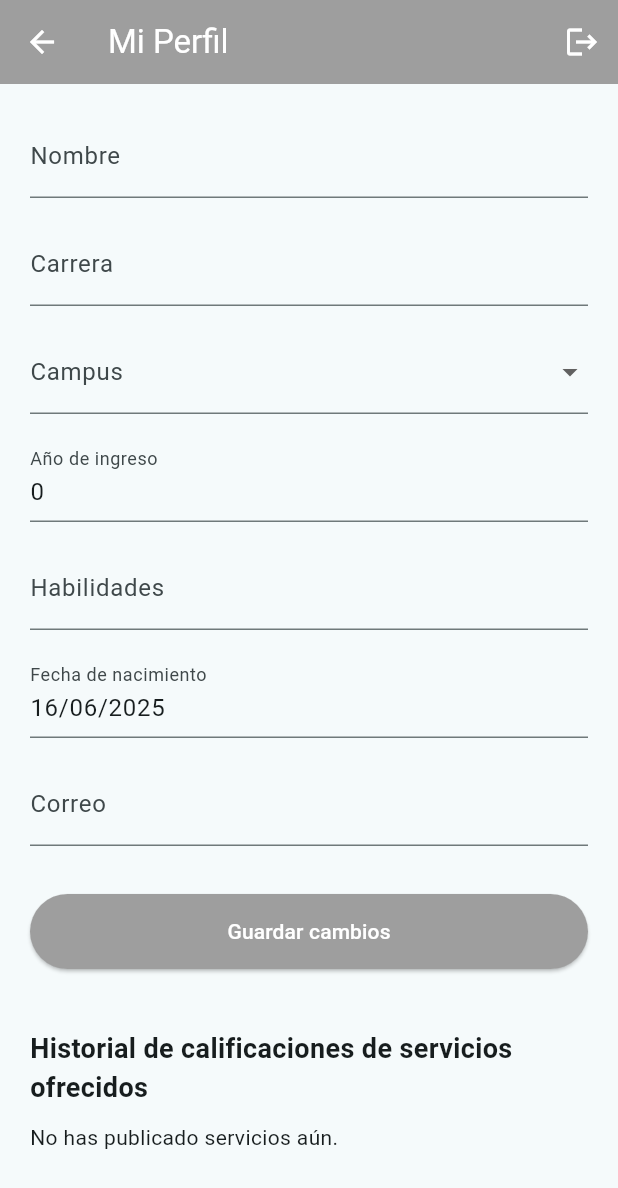
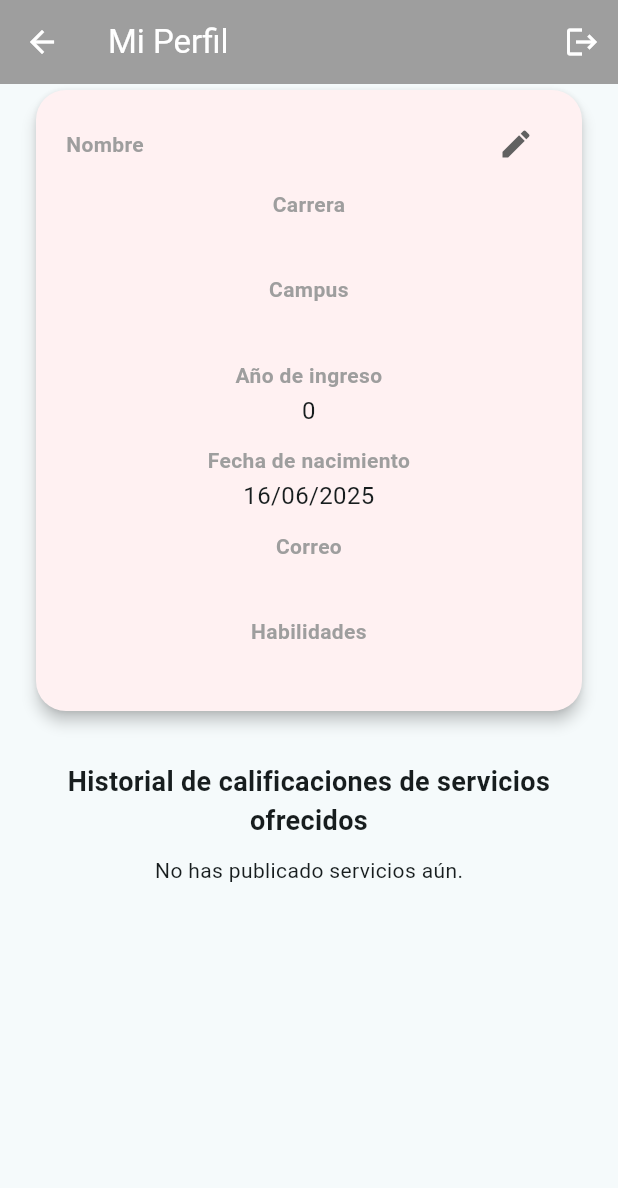
Before and after one commit to Kimberly-Porras/U-nidos, a Flutter app: the PerfilPage screen opened directly, on a phone screen of 412 x 824 dp. Shown: the top 1188 px of the screen. Run offline on Flutter 3.47's test engine with Material 3 defaults, Android fonts, the phone set to English and light mode, and no system bars; our stand-ins replace bloc, cloud_firestore, connectivity_plus, equatable, firebase_auth, firebase_core and 3 more; accounts and stored records are empty.

Commit message:
Perfil listo

```diff
--- a/u_nidos/lib/profile/screens/perfil_page.dart
+++ b/u_nidos/lib/profile/screens/perfil_page.dart
@@ -26,18 +26,8 @@ class _PerfilPageState extends State<PerfilPage> {
   final TextEditingController anioIngresoCtrl = TextEditingController();
   final TextEditingController fechaNacimientoCtrl = TextEditingController();
   final TextEditingController emailCtrl = TextEditingController();
-
+  bool editando = false;
   DateTime? fechaNacimiento;
-
-  final List<String> campusList = [
-    'Campus Coto (Corredores)',
-    'Campus Pérez Zeledón',
-    'Campus Omar Dengo (Heredia)',
-    'Campus Sarapiquí',
-    'Campus Liberia',
-    'Campus Nicoya',
-    'Campus Puntarenas',
-  ];
 
   Future<void> _cerrarSesionYSalir() async {
     await FirebaseAuth.instance.signOut();
@@ -85,90 +75,64 @@ class _PerfilPageState extends State<PerfilPage> {
             }
 
             return SingleChildScrollView(
-              padding: const EdgeInsets.all(20),
+              padding: const EdgeInsets.only(
+                top: 0,
+                left: 20,
+                right: 20,
+                bottom: 20,
+              ),
               child: Column(
-                crossAxisAlignment: CrossAxisAlignment.start,
                 children: [
-                  TextField(
+                  Card(
+                    shape: RoundedRectangleBorder(
+                      borderRadius: BorderRadius.circular(20),
+                    ),
+                    color: const Color(0xFFFFF1F2),
+                    elevation: 4,
+                    child: Padding(
+                      padding: const EdgeInsets.symmetric(
+                        horizontal: 20,
+                        vertical: 12,
+                      ),
+                      child: Column(
+                        crossAxisAlignment: CrossAxisAlignment.center,
+                        children: [
+                          Row(
+                            mainAxisAlignment: MainAxisAlignment.center,
+                            children: [
+                              const Text(
+                                'Nombre',
+                                style: TextStyle(
+                                  fontWeight: FontWeight.bold,
+                                  color: Colors.grey,
+                                ),
+                                textAlign: TextAlign.center,
+                              ),
+                              const SizedBox(width: 8),
+                              Expanded(
+                                child:
+                                    editando
+                                        ? TextField(
                                           controller: nombreCtrl,
-                    decoration: const InputDecoration(labelText: 'Nombre'),
+                                          textAlign: TextAlign.center,
+                                          decoration: const InputDecoration(
+                                            isDense: true,
+                                            border: InputBorder.none,
                                           ),
-                  const SizedBox(height: 16),
-                  TextField(
-                    controller: carreraCtrl,
-                    decoration: const InputDecoration(labelText: 'Carrera'),
-                  ),
-                  const SizedBox(height: 16),
-                  DropdownButtonFormField<String>(
-                    value:
-                        campusList.contains(campusCtrl.text)
-                            ? campusCtrl.text
-                            : null,
-                    items:
-                        campusList.map((campus) {
-                          return DropdownMenuItem(
-                            value: campus,
-                            child: Text(campus),
-                          );
-                        }).toList(),
-                    onChanged: (nuevoCampus) {
-                      if (nuevoCampus != null) {
-                        setState(() {
-                          campusCtrl.text = nuevoCampus;
-                        });
-                      }
-                    },
-                    decoration: const InputDecoration(labelText: 'Campus'),
-                  ),
-                  const SizedBox(height: 16),
-                  TextField(
-                    controller: anioIngresoCtrl,
-                    keyboardType: TextInputType.number,
-                    decoration: const InputDecoration(
-                      labelText: 'Año de ingreso',
+                                        )
+                                        : Text(
+                                          nombreCtrl.text,
+                                          textAlign: TextAlign.center,
+                                          style: const TextStyle(fontSize: 16),
                                         ),
                               ),
-                  const SizedBox(height: 16),
-                  TextField(
-                    controller: habilidadesCtrl,
-                    decoration: const InputDecoration(labelText: 'Habilidades'),
+                              IconButton(
+                                icon: Icon(
+                                  editando ? Icons.save : Icons.edit,
+                                  color: Colors.grey[700],
                                 ),
-                  const SizedBox(height: 16),
-                  GestureDetector(
-                    onTap: () async {
-                      final selected = await showDatePicker(
-                        context: context,
-                        initialDate: fechaNacimiento ?? DateTime(2000),
-                        firstDate: DateTime(1900),
-                        lastDate: DateTime.now(),
-                      );
-                      if (selected != null && mounted) {
-                        setState(() {
-                          fechaNacimiento = selected;
-                          fechaNacimientoCtrl.text = DateFormat(
-                            'dd/MM/yyyy',
-                          ).format(selected);
-                        });
-                      }
-                    },
-                    child: AbsorbPointer(
-                      child: TextField(
-                        controller: fechaNacimientoCtrl,
-                        decoration: const InputDecoration(
-                          labelText: 'Fecha de nacimiento',
-                        ),
-                      ),
-                    ),
-                  ),
-                  const SizedBox(height: 16),
-                  TextField(
-                    controller: emailCtrl,
-                    readOnly: true,
-                    decoration: const InputDecoration(labelText: 'Correo'),
-                  ),
-                  const SizedBox(height: 32),
-                  ElevatedButton(
                                 onPressed: () {
+                                  if (editando) {
                                     final nuevoUsuario = UsuarioModel(
                                       uid: uid,
                                       nombre: nombreCtrl.text.trim(),
@@ -178,29 +142,61 @@ class _PerfilPageState extends State<PerfilPage> {
                                       habilidades: habilidadesCtrl.text.trim(),
                                       fechaNacimiento: fechaNacimiento,
                                       anioIngreso:
-                            int.tryParse(anioIngresoCtrl.text.trim()) ?? 0,
+                                          int.tryParse(
+                                            anioIngresoCtrl.text.trim(),
+                                          ) ??
+                                          0,
                                       intereses: state.intereses,
                                     );
-
                                     context.read<ProfileBloc>().add(
                                       GuardarCambiosPerfil(nuevoUsuario),
                                     );
-
                                     ScaffoldMessenger.of(context).showSnackBar(
-                        const SnackBar(content: Text('Cambios guardados')),
+                                      const SnackBar(
+                                        content: Text('Cambios guardados'),
+                                      ),
                                     );
+                                  }
+                                  setState(() => editando = !editando);
                                 },
-                    style: ElevatedButton.styleFrom(
-                      backgroundColor: colorUniversidad,
-                      foregroundColor: Colors.white,
-                      minimumSize: const Size(double.infinity, 50),
                               ),
-                    child: const Text('Guardar cambios'),
+                            ],
                           ),
-                  const SizedBox(height: 40),
+                          _campoEditableCentrado(
+                            'Carrera',
+                            carreraCtrl,
+                            editando,
+                          ),
+                          _campoEditableCentrado(
+                            'Campus',
+                            campusCtrl,
+                            editando,
+                          ),
+                          _campoEditableCentrado(
+                            'Año de ingreso',
+                            anioIngresoCtrl,
+                            editando,
+                          ),
+                          _campoEditableCentrado(
+                            'Fecha de nacimiento',
+                            fechaNacimientoCtrl,
+                            false,
+                          ),
+                          _campoEditableCentrado('Correo', emailCtrl, false),
+                          _campoEditableCentrado(
+                            'Habilidades',
+                            habilidadesCtrl,
+                            editando,
+                          ),
+                        ],
+                      ),
+                    ),
+                  ),
+                  const SizedBox(height: 30),
                   const Text(
                     'Historial de calificaciones de servicios ofrecidos',
                     style: TextStyle(fontSize: 18, fontWeight: FontWeight.bold),
+                    textAlign: TextAlign.center,
                   ),
                   const SizedBox(height: 10),
                   FutureBuilder<QuerySnapshot>(
@@ -212,15 +208,7 @@ class _PerfilPageState extends State<PerfilPage> {
                             .get(),
                     builder: (context, snapshot) {
                       if (snapshot.connectionState == ConnectionState.waiting) {
-                        return Center(
-                          child: Column(
-                            children: const [
-                              CircularProgressIndicator(),
-                              SizedBox(height: 10),
-                              Text("Cargando servicios..."),
-                            ],
-                          ),
-                        );
+                        return const Center(child: CircularProgressIndicator());
                       }
 
                       final publicaciones = snapshot.data?.docs ?? [];
@@ -253,15 +241,23 @@ class _PerfilPageState extends State<PerfilPage> {
                               final promedio = snapshot.data ?? 0.0;
 
                               return Card(
+                                color: const Color(0xFFFFF1F2),
                                 margin: const EdgeInsets.symmetric(vertical: 8),
-                                child: ListTile(
-                                  title: Text(
-                                    pub['categoria'] ?? 'Sin categoría',
+                                shape: RoundedRectangleBorder(
+                                  borderRadius: BorderRadius.circular(15),
                                 ),
-                                  subtitle: Column(
+                                child: Padding(
+                                  padding: const EdgeInsets.all(12),
+                                  child: Column(
                                     crossAxisAlignment:
                                         CrossAxisAlignment.start,
                                     children: [
+                                      Text(
+                                        pub['categoria'] ?? 'Sin categoría',
+                                        style: const TextStyle(
+                                          fontWeight: FontWeight.bold,
+                                        ),
+                                      ),
                                       Text(
                                         pub['descripcion'] ?? 'Sin descripción',
                                       ),
@@ -303,4 +299,42 @@ class _PerfilPageState extends State<PerfilPage> {
       ),
     );
   }
+
+  Widget _campoEditableCentrado(
+    String label,
+    TextEditingController controller,
+    bool editable,
+  ) {
+    return Padding(
+      padding: const EdgeInsets.symmetric(vertical: 6),
+      child: Column(
+        crossAxisAlignment: CrossAxisAlignment.center,
+        children: [
+          Text(
+            label,
+            style: const TextStyle(
+              fontWeight: FontWeight.bold,
+              color: Colors.grey,
+            ),
+            textAlign: TextAlign.center,
+          ),
+          const SizedBox(height: 2),
+          editable
+              ? TextField(
+                controller: controller,
+                textAlign: TextAlign.center,
+                decoration: const InputDecoration(
+                  isDense: true,
+                  border: InputBorder.none,
+                ),
+              )
+              : Text(
+                controller.text,
+                textAlign: TextAlign.center,
+                style: const TextStyle(fontSize: 16),
+              ),
+        ],
+      ),
+    );
   }
+}
```
Lines whose indentation alone changed are shown as unchanged.
